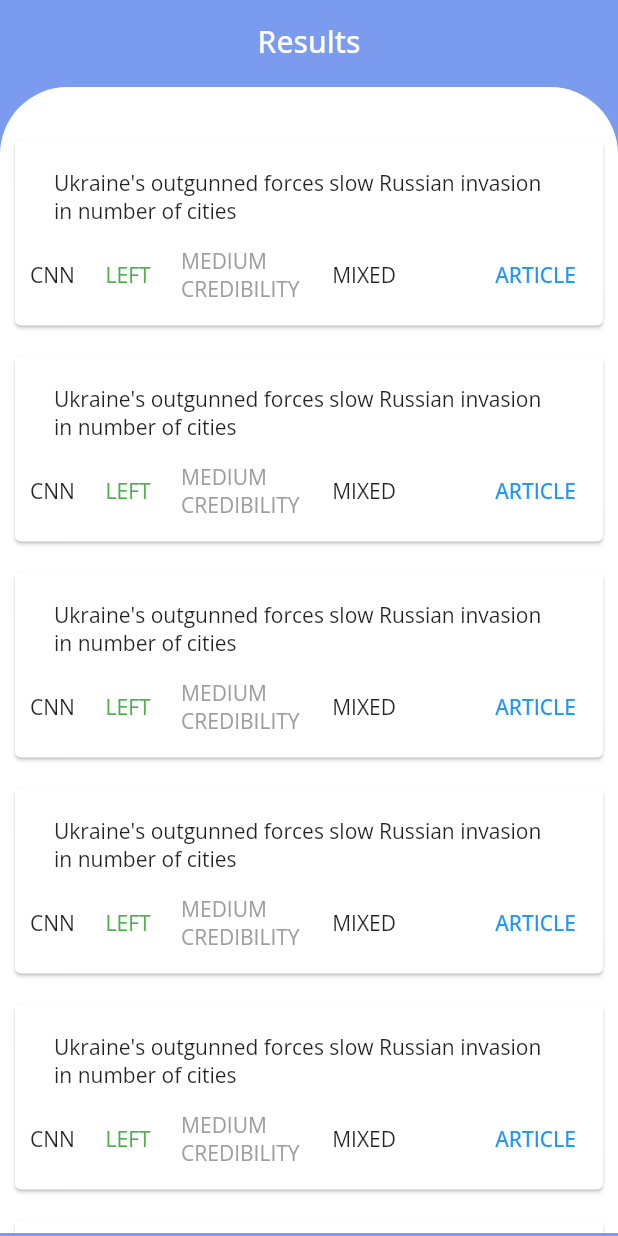
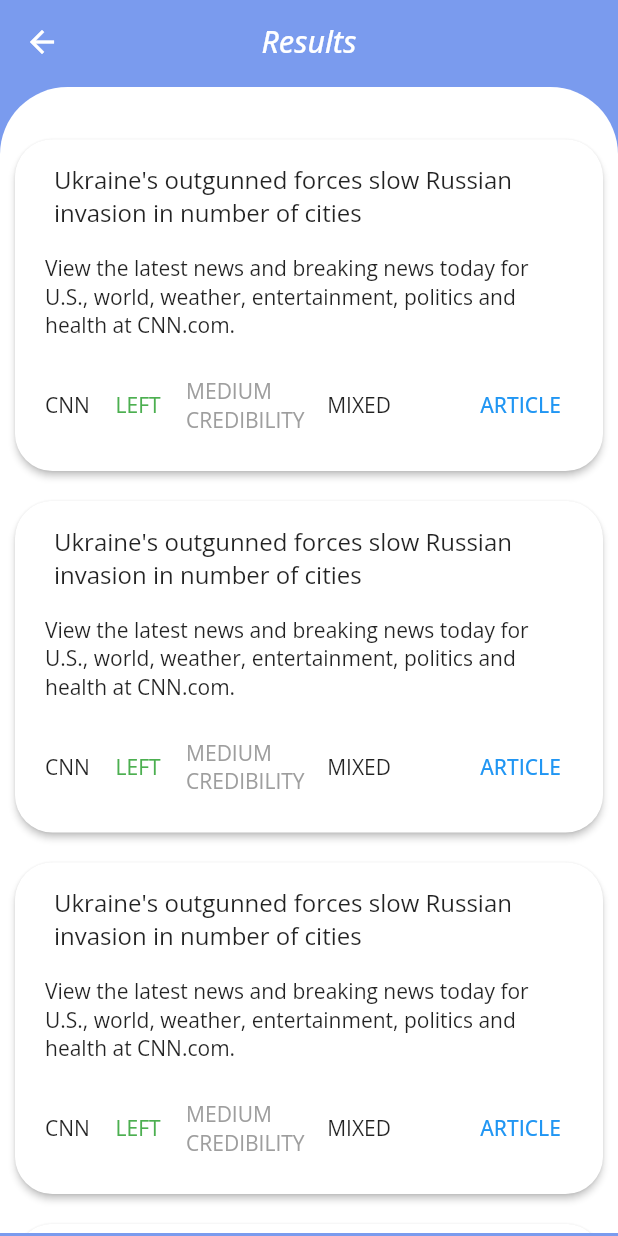
Before and after one commit to sunny7dusk/vt-hacks-2022-submission, a Flutter app: the screen it shows after launch, on a phone screen of 412 x 824 dp. Run offline on Flutter 3.47's test engine with Material 2 defaults, Android fonts, the phone set to English and light mode, and no system bars; our stand-ins replace lottie; network calls fail.

Commit message:
1. Added new params for news_article 2. Added more styling

```diff
--- a/lib/main.dart
+++ b/lib/main.dart
@@ -37,14 +37,16 @@ class MyHomePage extends StatefulWidget {
 
 class _MyHomePageState extends State<MyHomePage> {
   List<NewsArticle> newsArticle = List.generate(
-    100,
+    50,
     (index) => NewsArticle(
         newsSource: "CNN",
         title:
             "Ukraine's outgunned forces slow Russian invasion in number of cities",
         biasRating: "LEFT",
         credibilityRating: "MEDIUM CREDIBILITY",
-        factualReporting: "MIXED"),
+        factualReporting: "MIXED",
+        description:
+            "View the latest news and breaking news today for U.S., world, weather, entertainment, politics and health at CNN.com."),
   );
 
   _loadingData() {
--- a/lib/page/full_news_page.dart
+++ b/lib/page/full_news_page.dart
@@ -1,3 +1,5 @@
+import 'dart:math';
+
 import 'package:flutter/material.dart';
 import 'package:vt_hacks_submission/page/news_article.dart';
 import 'package:url_launcher/url_launcher.dart';
@@ -12,10 +14,20 @@ class FullNewsPage extends StatelessWidget {
     return Scaffold(
       backgroundColor: const Color(0xFF7A9BEE),
       appBar: AppBar(
-        title: const Text('Results'),
+        title: const Text(
+          'Results',
+          style: TextStyle(fontStyle: FontStyle.italic),
+        ),
         centerTitle: true,
         backgroundColor: Colors.transparent,
         elevation: 0.0,
+        leading: IconButton(
+          icon: Icon(Icons.arrow_back),
+          color: Colors.white,
+          onPressed: () {
+            Navigator.of(context).pop();
+          },
+        ),
       ),
       body: Center(
         child: Column(
@@ -42,16 +54,36 @@ class FullNewsPage extends StatelessWidget {
                           for (var i in newsArticles)
                             Card(
                               margin: const EdgeInsets.all(10.0),
+                              shape: RoundedRectangleBorder(
+                                borderRadius: BorderRadius.circular(25.0),
+                              ),
+                              elevation: 2.0,
                               child: Padding(
                                 padding: const EdgeInsets.all(10.0),
                                 child: Column(
                                   mainAxisAlignment: MainAxisAlignment.center,
                                   children: [
                                     ListTile(
-                                      leading: Text(i.title),
+                                      title: Text(
+                                        i.title,
+                                        style: const TextStyle(fontSize: 16.0),
+                                      ),
                                     ),
                                     Row(
-                                      mainAxisAlignment: MainAxisAlignment.end,
+                                      children: [
+                                        Expanded(
+                                          child: Padding(
+                                            padding: const EdgeInsets.all(10.0),
+                                            child: Text(i.description),
+                                          ),
+                                        ),
+                                      ],
+                                    ),
+                                    Padding(
+                                      padding: const EdgeInsets.all(10.0),
+                                      child: Row(
+                                        mainAxisAlignment:
+                                            MainAxisAlignment.end,
                                         children: [
                                           Flexible(
                                             flex: 1,
@@ -81,6 +113,7 @@ class FullNewsPage extends StatelessWidget {
                                           ),
                                         ],
                                       ),
+                                    ),
                                   ],
                                 ),
                               ),
--- a/lib/page/news_article.dart
+++ b/lib/page/news_article.dart
@@ -7,6 +7,8 @@ class NewsArticle {
   String biasRating;
   String credibilityRating;
   String factualReporting;
+  String publishedDate;
+  String description;
 
   NewsArticle(
       {required this.title,
@@ -14,7 +16,9 @@ class NewsArticle {
       this.articleUrl = "https://www.youtube.com/watch?v=dQw4w9WgXcQ",
       required this.biasRating,
       required this.credibilityRating,
-      required this.factualReporting});
+      required this.factualReporting,
+      this.publishedDate = "",
+      this.description = ""});
 
   Text getBiasRating() {
     return Text(
```
Lines whose indentation alone changed are shown as unchanged.
